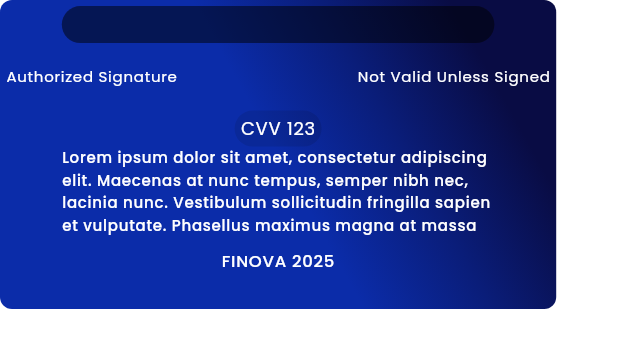
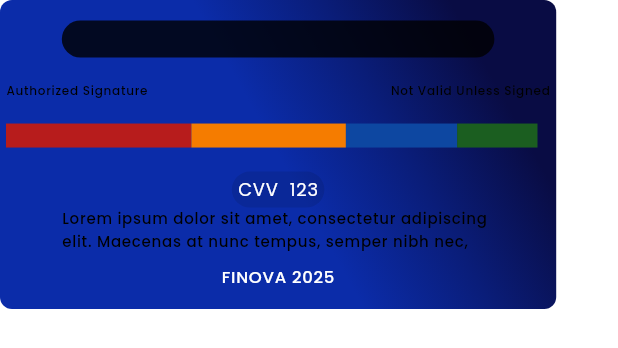
Before and after one commit to ahmvddddd/finova, a Flutter app: the CreditCardBack widget shown alone on an empty page, opened directly, on a phone screen of 412 x 824 dp. Shown: the top 348 px of the screen. Run offline on Flutter 3.47's test engine with Material 3 defaults, Android fonts, the phone set to English and light mode, and no system bars; our stand-ins replace fl_chart, flip_card, flutter_rating_bar, get, iconsax, lottie; missing offline and left inert: number2words.

Commit message:
credit card back view design

```diff
--- a/lib/screens/cards/widgets/credit_card_back.dart
+++ b/lib/screens/cards/widgets/credit_card_back.dart
@@ -27,7 +27,7 @@ class CreditCardBack extends StatelessWidget {
                 alignment: Alignment.topCenter,
                 child: TRoundedContainer(
                   padding: const EdgeInsets.all(TSizes.xs),
-                  backgroundColor: Colors.black.withOpacity(0.5),
+                  backgroundColor: Colors.black.withOpacity(0.8),
                   width: Responsive.screenWidth * 0.70,
                   height: Responsive.screenHeight * 0.03,
                 ),
@@ -39,31 +39,58 @@ class CreditCardBack extends StatelessWidget {
               mainAxisAlignment: MainAxisAlignment.spaceBetween,
               children: [
                 Text('Authorized Signature',
-                style: Theme.of(context).textTheme.labelMedium!.copyWith(color: Colors.white, fontSize: 10),),
+                style: Theme.of(context).textTheme.labelSmall!.copyWith(color: Colors.black, fontSize: 8),),
                 Text('Not Valid Unless Signed',
-                style: Theme.of(context).textTheme.labelMedium!.copyWith(color: Colors.white, fontSize: 10),)
+                style: Theme.of(context).textTheme.labelSmall!.copyWith(color: Colors.black, fontSize: 8),)
               ],
             ),
 
             const SizedBox(height: TSizes.spaceBtwItems,),
+            Row(
+              mainAxisAlignment: MainAxisAlignment.start,
+              children: [
+                Container(
+                  height: TSizes.md,
+                  width: Responsive.screenWidth * 0.30,
+                  color: Colors.red[900],
+                ),
+                Container(
+                  height: TSizes.md,
+                  width: Responsive.screenWidth * 0.25,
+                  color: Colors.orange[700],
+                ),
+                Container(
+                    height: TSizes.md,
+                    width: Responsive.screenWidth * 0.18,
+                    color: Colors.blue[900]),
+                Container(
+                  height: TSizes.md,
+                  width: Responsive.screenWidth * 0.13,
+                  color: Colors.green[900],
+                )
+              ],
+            ),
+
+            const SizedBox(height: TSizes.spaceBtwItems),
             TRoundedContainer(
                   padding: const EdgeInsets.all(TSizes.xs),
                   backgroundColor: Colors.black.withOpacity(0.1),
-                  child: Text('CVV 123',
+                  child: Text('CVV  123',
                     style: Theme.of(context).textTheme.labelMedium!.copyWith(color: Colors.white)),
                 ),
             SizedBox(
               width: Responsive.screenWidth * 0.70,
-              child: Text('Lorem ipsum dolor sit amet, consectetur adipiscing elit. Maecenas at nunc tempus, semper nibh nec, lacinia nunc. Vestibulum sollicitudin fringilla sapien et vulputate. Phasellus maximus magna at massa elementum, vel eleifend enim sollicitudin. Pellentesque sit amet ornare tortor, ut dapibus nisi. Aliquam leo felis, scelerisque nec posuere non, iaculis a nisi. Duis quis orci in ipsum facilisis ultricies et sit amet neque. Sed sit amet dictum arcu. Nulla non fermentum sapien. Pellentesque at erat a eros mollis venenatis ac at velit. Donec lacinia bibendum mauris vitae interdum.',
-              style: Theme.of(context).textTheme.labelSmall!.copyWith(color: Colors.white, fontSize: 10),
+              child: Text('Lorem ipsum dolor sit amet, consectetur adipiscing elit. Maecenas at nunc tempus, semper nibh nec, lacinia nunc. Vestibulum sollicitudin fringilla sapien et vulputate. Phasellus maximus magna at massa elementum, vel eleifend enim sollicitudin. Pellentesque sit amet ornare tortor, ut dapibus nisi.',
+              style: Theme.of(context).textTheme.labelSmall!.copyWith(color: Colors.black, fontSize: 10),
               softWrap: true,
-              maxLines: 4,)),
-            const Spacer(),
-             Padding(
-              padding: const EdgeInsets.only(bottom: 20),
-              child: Text('FINOVA 2025',
-                  style: Theme.of(context).textTheme.labelSmall!.copyWith(color: Colors.white)),
-            ),
+              maxLines: 2,)),
+            // const Spacer(),
+              // padding: const EdgeInsets.only(bottom: 20),
+
+
+            const SizedBox(height: TSizes.sm),
+             Text('FINOVA 2025',
+                 style: Theme.of(context).textTheme.labelSmall!.copyWith(color: Colors.white)),
           ],
         ),
       );
--- a/lib/screens/home/home_screen.dart
+++ b/lib/screens/home/home_screen.dart
@@ -88,6 +88,7 @@ class HomeScreen extends StatelessWidget {
                     radius: TSizes.cardRadiusSm,
                     child: HomeListView(
                       scrollDirection: Axis.vertical,
+                      scrollPhysics: const NeverScrollableScrollPhysics(),
                       seperatorBuilder: (context, index) =>
                           const SizedBox(height: TSizes.sm),
                       itemCount: transactionHistoryList.length,
```
Also changed, not shown: lib/models/account_details_model.dart (added, +29 -0 lines), lib/models/credit_card_model.dart (added, +21 -0 lines), lib/screens/account/account_screen.dart (+18 -5 lines), lib/screens/cards/credit_card.dart (+42 -3 lines), lib/screens/cards/widgets/credit_card_buttons.dart (added, +40 -0 lines), lib/screens/cards/widgets/credit_card_front.dart (+12 -1 lines), lib/screens/transfer/money_transfer.dart (+7 -3 lines), lib/screens/transfer/widgets/account_number.dart (added, +112 -0 lines).
